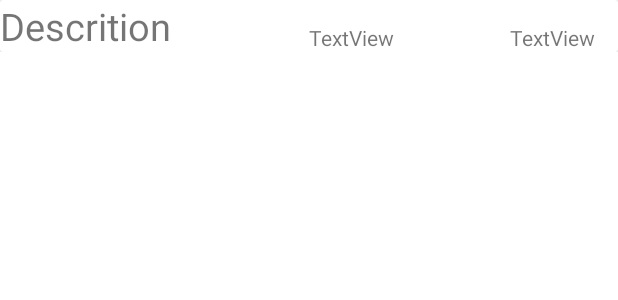
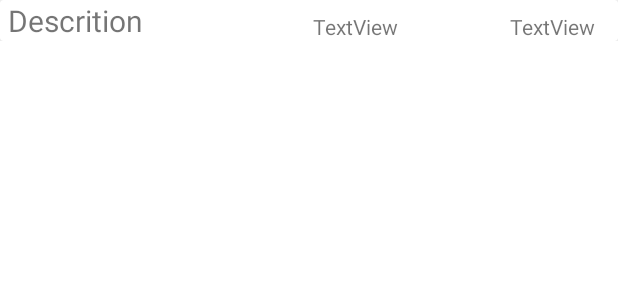
Before and after one commit to saul-h/DailyExpenseTracker, an Android app: the layout expense_row.xml on its own in the app's theme, with its tools: preview values and no code run, on a phone screen of 412 x 824 dp. Shown: the top 300 px of the screen. Run offline under Robolectric (Android 15) with nearby library versions, the phone set to English and light mode, and no system bars.

Commit message:
Update recycler view appearance

```diff
--- a/app/src/main/res/layout/expense_row.xml
+++ b/app/src/main/res/layout/expense_row.xml
@@ -19,8 +19,10 @@
                 android:id="@+id/rv_expense_desc"
                 android:layout_width="wrap_content"
                 android:layout_height="wrap_content"
+                android:layout_marginStart="5dp"
+                android:layout_marginLeft="5dp"
                 android:text="Descrition"
-                android:textSize="25dp"
+                android:textSize="20dp"
                 app:layout_constraintStart_toStartOf="parent"
                 app:layout_constraintTop_toTopOf="parent" />
 
```
